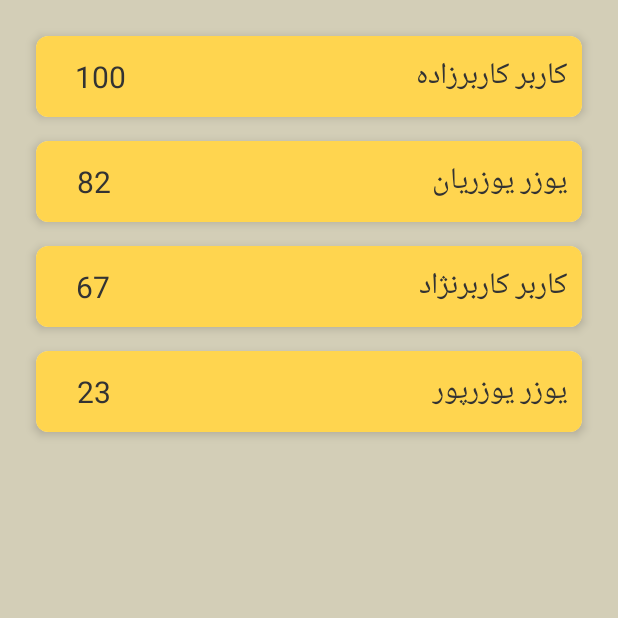
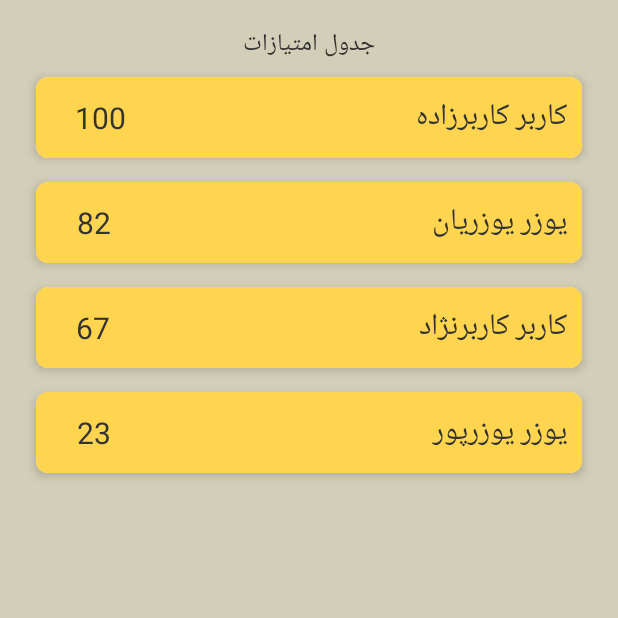
Before and after one commit to saeedsamie/Barchasb-Android-Application, an Android app: the LeaderboardFragment screen opened through its navigation route, on a phone screen of 412 x 824 dp, the top half of it. Run offline under Robolectric (Android 15) with nearby library versions, the phone set to English and light mode, and no system bars.

Commit message:
design: cleanup and bugfix

```diff
--- a/app/src/main/res/layout/fragment_task_details.xml
+++ b/app/src/main/res/layout/fragment_asr_task.xml
@@ -8,7 +8,7 @@
         android:id="@+id/skipButton"
         android:layout_width="wrap_content"
         android:layout_height="wrap_content"
-        android:text="رد کردن"
+        android:text="@string/skip_button_string"
         android:textColor="@color/textColor"
         app:layout_constraintEnd_toEndOf="parent"
         app:layout_constraintTop_toTopOf="parent" />
--- a/app/src/main/res/layout/fragment_leaderboard.xml
+++ b/app/src/main/res/layout/fragment_leaderboard.xml
@@ -1,10 +1,23 @@
 <androidx.constraintlayout.widget.ConstraintLayout xmlns:android="http://schemas.android.com/apk/res/android"
+    xmlns:app="http://schemas.android.com/apk/res-auto"
     android:layout_width="match_parent"
     android:layout_height="match_parent"
     android:padding="16dp">
 
+    <TextView
+        android:id="@+id/leaderboardTitle"
+        android:layout_width="wrap_content"
+        android:layout_height="wrap_content"
+        android:text="@string/leaderboard_title_string"
+        android:textColor="@android:color/secondary_text_light"
+        android:textSize="16sp"
+        app:layout_constraintEnd_toEndOf="parent"
+        app:layout_constraintStart_toStartOf="parent"
+        app:layout_constraintTop_toTopOf="parent" />
+
     <androidx.recyclerview.widget.RecyclerView
         android:id="@+id/leaderboardRecyclerView"
         android:layout_width="match_parent"
-        android:layout_height="match_parent" />
+        android:layout_height="wrap_content"
+        app:layout_constraintTop_toBottomOf="@+id/leaderboardTitle" />
 </androidx.constraintlayout.widget.ConstraintLayout>
--- a/app/src/main/res/layout/fragment_login.xml
+++ b/app/src/main/res/layout/fragment_login.xml
@@ -22,22 +22,24 @@
         android:layout_height="wrap_content"
         android:layout_margin="16dp"
         android:autofillHints=""
-        android:gravity="start"
+        android:gravity="end"
         android:hint="@string/username_hint"
         android:inputType="text"
+        android:textAlignment="viewEnd"
         app:layout_constraintEnd_toEndOf="parent"
         app:layout_constraintStart_toStartOf="parent"
         app:layout_constraintTop_toBottomOf="@id/logoImage" />
 
     <EditText
         android:id="@+id/password"
-        android:layout_width="match_parent"
+        android:layout_width="0dp"
         android:layout_height="wrap_content"
         android:layout_margin="16dp"
         android:autofillHints=""
         android:gravity="end"
         android:hint="@string/password_hint"
         android:inputType="textPassword"
+        android:textAlignment="viewEnd"
         app:layout_constraintEnd_toEndOf="parent"
         app:layout_constraintStart_toStartOf="parent"
         app:layout_constraintTop_toBottomOf="@id/username" />
--- a/app/src/main/res/navigation/nav_graph.xml
+++ b/app/src/main/res/navigation/nav_graph.xml
@@ -68,9 +68,9 @@
 
     <fragment
         android:id="@+id/taskDetailsFragment"
-        android:name="com.example.barchasb.tasks.TaskDetailsFragment"
+        android:name="com.example.barchasb.tasks.ASRTaskFragment"
         android:label="Task Details"
-        tools:layout="@layout/fragment_task_details">
+        tools:layout="@layout/fragment_asr_task">
         <action
             android:id="@+id/taskDetailsFragment_to_action_taskListFragment"
             app:destination="@id/taskListFragment" />
--- a/app/src/main/res/values/strings.xml
+++ b/app/src/main/res/values/strings.xml
@@ -35,4 +35,6 @@
     <string name="user_phone_number">09123456789</string>
     <string name="user_age_template">25 سال</string>
     <string name="sign_out_button_string">خروج از حساب کاربری</string>
+    <string name="skip_button_string">رد کردن</string>
+    <string name="leaderboard_title_string">جدول امتیازات</string>
 </resources>
```
Also changed, not shown: app/src/main/java/com/example/barchasb/tasks/ASRTaskFragment.kt (renamed from app/src/main/java/com/example/barchasb/tasks/TaskDetailsFragment.kt, +4 -4 lines), app/src/main/res/layout/fragment_sign_up.xml (+8 -2 lines).
